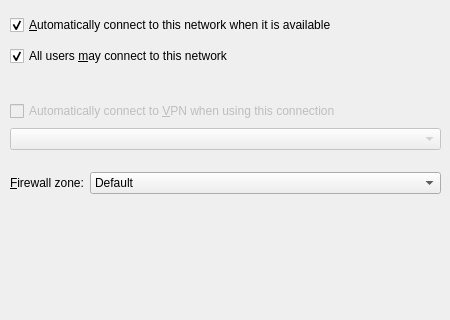
First picture: the form in connection-editor/ui/connectionwidget.ui, repository KDE/networkmanagement, before the edit.
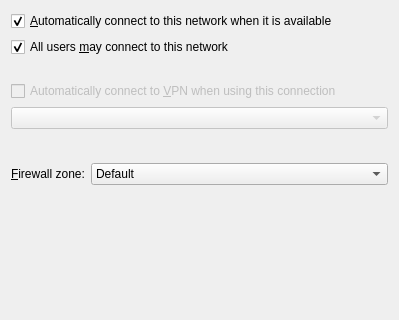
Second picture: the form after the edit.

What changed in the file:
```diff
--- a/connection-editor/ui/connectionwidget.ui
+++ b/connection-editor/ui/connectionwidget.ui
@@ -6,24 +6,51 @@
    <rect>
     <x>0</x>
     <y>0</y>
-    <width>450</width>
+    <width>399</width>
     <height>320</height>
    </rect>
   </property>
   <property name="windowTitle">
    <string>Form</string>
   </property>
-  <widget class="QWidget" name="layoutWidget">
-   <property name="geometry">
-    <rect>
-     <x>10</x>
-     <y>100</y>
-     <width>431</width>
-     <height>51</height>
-    </rect>
-   </property>
-   <layout class="QVBoxLayout" name="verticalLayout_3">
-    <item>
+  <layout class="QGridLayout" name="gridLayout">
+   <item row="0" column="0" colspan="2">
+    <widget class="QCheckBox" name="autoconnect">
+     <property name="text">
+      <string>&amp;Automatically connect to this network when it is available</string>
+     </property>
+     <property name="checked">
+      <bool>true</bool>
+     </property>
+    </widget>
+   </item>
+   <item row="1" column="0" colspan="2">
+    <widget class="QCheckBox" name="allUsers">
+     <property name="text">
+      <string>All users &amp;may connect to this network</string>
+     </property>
+     <property name="checked">
+      <bool>true</bool>
+     </property>
+    </widget>
+   </item>
+   <item row="2" column="1">
+    <spacer name="verticalSpacer_2">
+     <property name="orientation">
+      <enum>Qt::Vertical</enum>
+     </property>
+     <property name="sizeType">
+      <enum>QSizePolicy::Minimum</enum>
+     </property>
+     <property name="sizeHint" stdset="0">
+      <size>
+       <width>20</width>
+       <height>18</height>
+      </size>
+     </property>
+    </spacer>
+   </item>
+   <item row="3" column="0" colspan="2">
      <widget class="QCheckBox" name="autoconnectVpn">
       <property name="enabled">
        <bool>false</bool>
@@ -33,29 +60,30 @@
       </property>
      </widget>
     </item>
-    <item>
+   <item row="4" column="0" colspan="2">
      <widget class="QComboBox" name="vpnCombobox">
       <property name="enabled">
        <bool>false</bool>
       </property>
      </widget>
     </item>
-   </layout>
-  </widget>
-  <widget class="QWidget" name="layoutWidget_2">
-   <property name="geometry">
-    <rect>
-     <x>10</x>
-     <y>170</y>
-     <width>431</width>
-     <height>26</height>
-    </rect>
-   </property>
-   <layout class="QHBoxLayout" name="horizontalLayout_2" stretch="2,56">
-    <property name="sizeConstraint">
-     <enum>QLayout::SetDefaultConstraint</enum>
-    </property>
-    <item>
+   <item row="5" column="1">
+    <spacer name="verticalSpacer">
+     <property name="orientation">
+      <enum>Qt::Vertical</enum>
+     </property>
+     <property name="sizeType">
+      <enum>QSizePolicy::Minimum</enum>
+     </property>
+     <property name="sizeHint" stdset="0">
+      <size>
+       <width>20</width>
+       <height>28</height>
+      </size>
+     </property>
+    </spacer>
+   </item>
+   <item row="6" column="0">
      <widget class="QLabel" name="label_2">
       <property name="text">
        <string>&amp;Firewall zone:</string>
@@ -65,8 +93,14 @@
       </property>
      </widget>
     </item>
-    <item>
+   <item row="6" column="1">
      <widget class="QComboBox" name="firewallZone">
+     <property name="sizePolicy">
+      <sizepolicy hsizetype="MinimumExpanding" vsizetype="Fixed">
+       <horstretch>0</horstretch>
+       <verstretch>0</verstretch>
+      </sizepolicy>
+     </property>
       <item>
        <property name="text">
         <string>Default</string>
@@ -119,40 +153,20 @@
       </item>
      </widget>
     </item>
-   </layout>
-  </widget>
-  <widget class="QWidget" name="layoutWidget_3">
-   <property name="geometry">
-    <rect>
-     <x>10</x>
-     <y>10</y>
-     <width>431</width>
-     <height>61</height>
-    </rect>
-   </property>
-   <layout class="QVBoxLayout" name="verticalLayout_2">
-    <item>
-     <widget class="QCheckBox" name="autoconnect">
-      <property name="text">
-       <string>&amp;Automatically connect to this network when it is available</string>
-      </property>
-      <property name="checked">
-       <bool>true</bool>
-      </property>
-     </widget>
-    </item>
-    <item>
-     <widget class="QCheckBox" name="allUsers">
-      <property name="text">
-       <string>All users &amp;may connect to this network</string>
-      </property>
-      <property name="checked">
-       <bool>true</bool>
-      </property>
-     </widget>
-    </item>
-   </layout>
-  </widget>
+   <item row="7" column="1">
+    <spacer name="verticalSpacer_3">
+     <property name="orientation">
+      <enum>Qt::Vertical</enum>
+     </property>
+     <property name="sizeHint" stdset="0">
+      <size>
+       <width>20</width>
+       <height>118</height>
+      </size>
+     </property>
+    </spacer>
+   </item>
+  </layout>
  </widget>
  <tabstops>
   <tabstop>autoconnect</tabstop>
```
Left out of the diff: 18 changed lines with no effect on the pictures. Lines whose indentation alone changed are shown as unchanged.
